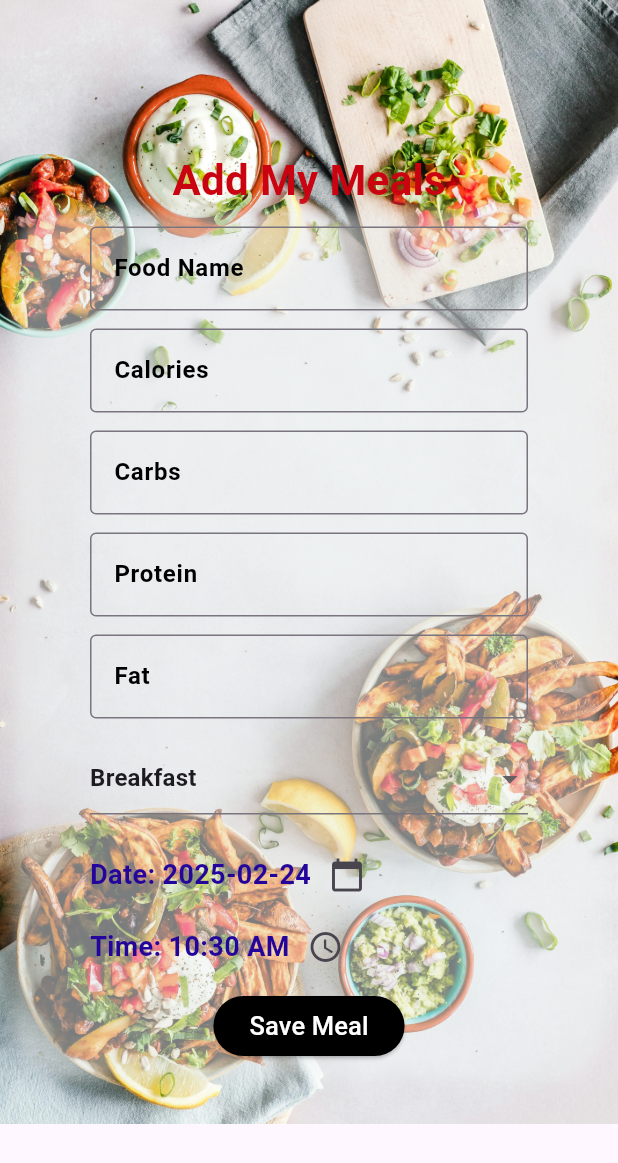
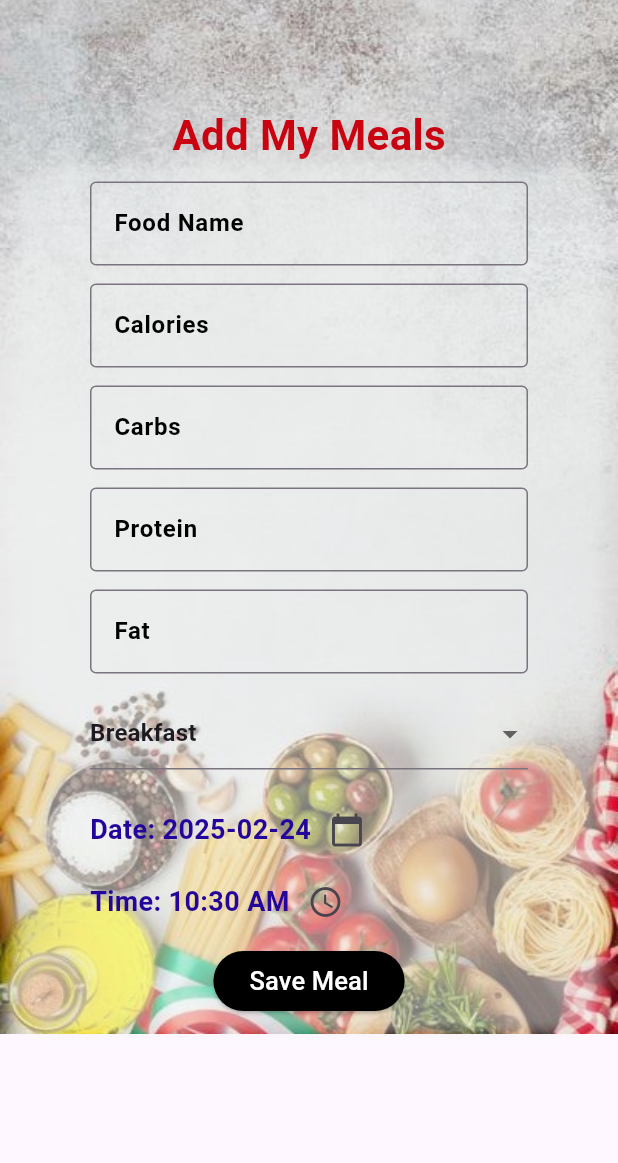
Before and after one commit to Thisarani123/Dietary_Log_Application, a Flutter app: the AddMealScreen screen opened directly, on a phone screen of 412 x 824 dp. Shown: the top 1163 px of the screen. Run offline on Flutter 3.47's test engine with Material 3 defaults, Android fonts, the light colour scheme and no system bars; our stand-ins replace cloud_firestore, firebase_auth, firebase_core, firebase_storage, google_fonts, image_picker and 1 more; accounts and stored records are empty.

Commit message:
Updated AddMeal page

```diff
--- a/lib/AddMeal.dart
+++ b/lib/AddMeal.dart
@@ -97,12 +97,12 @@
         child: Container(
           decoration: BoxDecoration(
             image: DecorationImage(
-              image: AssetImage('assets/images/addmeals.jpg'),
+              image: AssetImage('assets/images/new.jpg'),
               fit: BoxFit.cover,
             ),
           ),
           child: Padding(
-            padding: const EdgeInsets.symmetric(vertical: 40, horizontal: 20),
+            padding: const EdgeInsets.symmetric(vertical: 10, horizontal: 20),
             child: Column(
               children: [
                 SizedBox(height: 60),
```
Also changed, not shown: assets/images/new.jpg (added).
